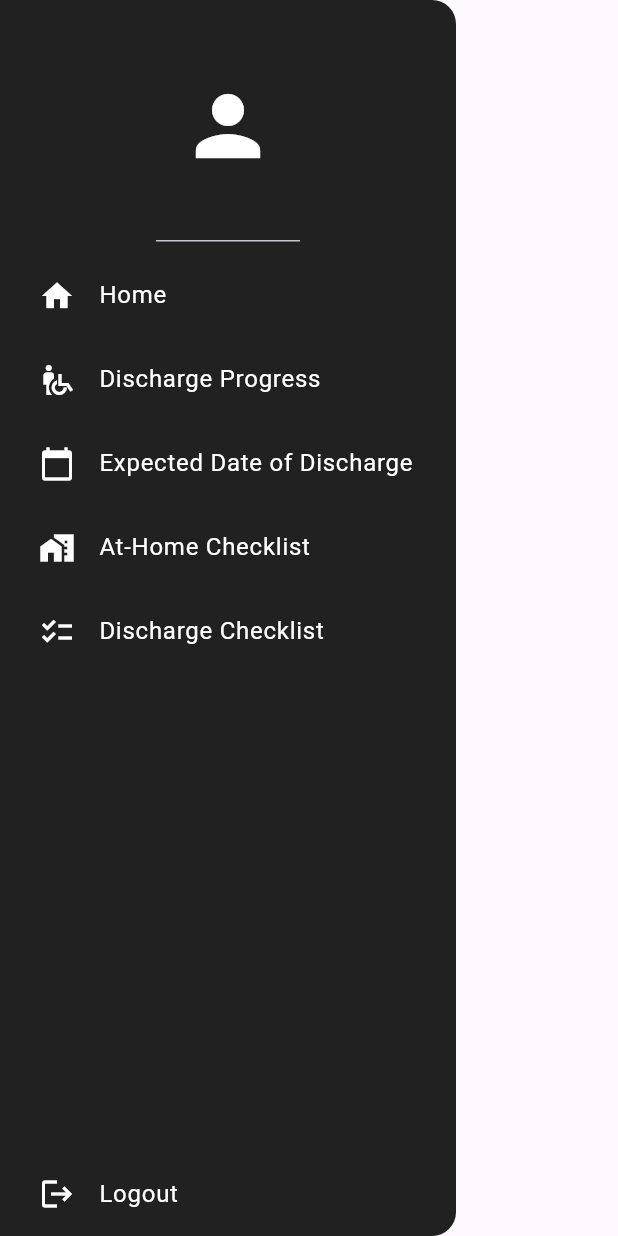
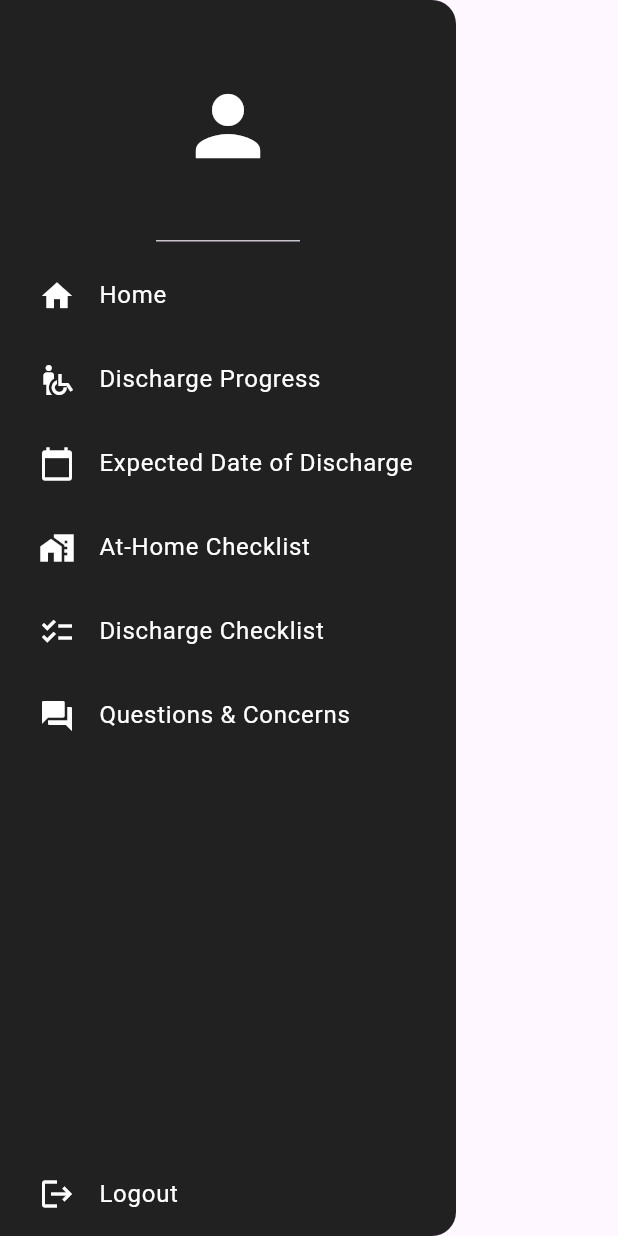
Before and after one commit to breid2/hackathon_project, a Flutter app: the MyDrawer widget shown alone on an empty page, opened directly with empty values, on a phone screen of 412 x 824 dp. Run offline on Flutter 3.47's test engine with Material 3 defaults, Android fonts, the phone set to English and light mode, and no system bars; our stand-ins replace cloud_firestore, firebase_auth, firebase_core, intl_phone_field, percent_indicator; accounts and stored records are empty.

Commit message:
New Questions Concerns Page

```diff
--- a/client/lib/components/drawer.dart
+++ b/client/lib/components/drawer.dart
@@ -5,6 +5,7 @@ import 'package:hackathon_project/pages/discharge_progress_page.dart';
 import 'package:hackathon_project/pages/at_home_checklist.dart';
 import 'package:hackathon_project/pages/date_of_discharge_page.dart';
 import 'package:hackathon_project/pages/Stepper.dart';
+import 'package:hackathon_project/pages/questions_concerns_page.dart';
 
 class MyDrawer extends StatelessWidget {
   final void Function()? onSignOut;
@@ -78,6 +79,17 @@ class MyDrawer extends StatelessWidget {
                   builder: (context) => const StepperScreen(
                   ))
               )
+            ),
+
+            MyListTile(
+              icon: Icons.question_answer,
+              text: 'Questions & Concerns',
+              onTap: () => Navigator.push(
+                context,
+                MaterialPageRoute(
+                  builder: (context) => FAQPage(),
+                ),
+              ),
             )
 
           ],
```
Also changed, not shown: client/lib/pages/questions_concerns_page.dart (added, +64 -0 lines).
